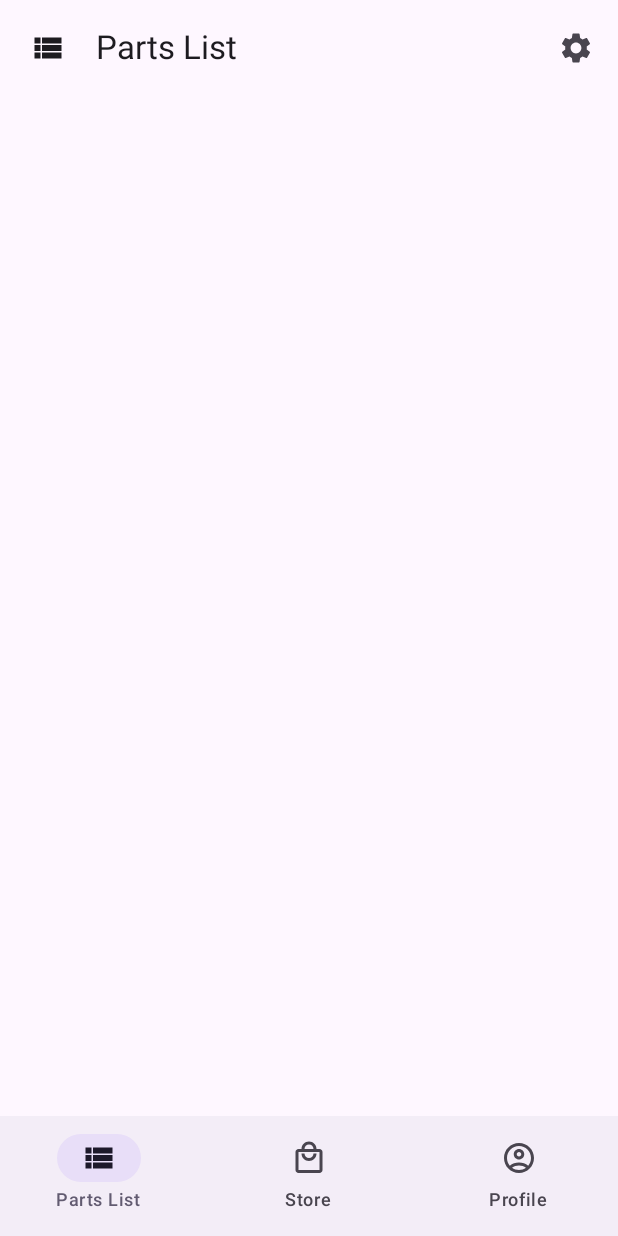
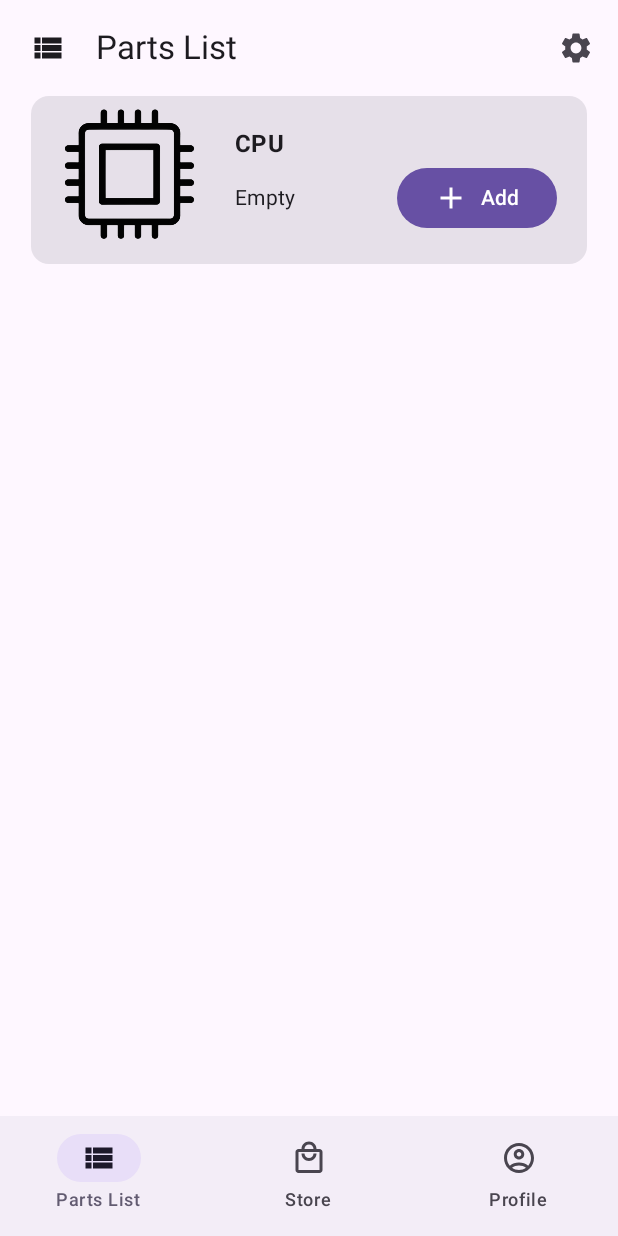
Before and after one commit to CarusoMatteo/PCBuilder, an Android app built with Jetpack Compose: the screen it shows after launch (MainActivity), on a phone screen of 412 x 824 dp. Run offline under Robolectric (Android 15) with nearby library versions, the phone set to English and light mode, and no system bars.

Commit message:
Added the logic to add items to the PartsList only locally Progress on #2.

```diff
--- a/app/src/main/java/com/caruso/pcbuilderproject/accountscreen/ProfileScreen.kt
+++ b/app/src/main/java/com/caruso/pcbuilderproject/accountscreen/ProfileScreen.kt
@@ -14,7 +14,6 @@ import androidx.compose.ui.unit.dp
 import androidx.navigation.NavGraph.Companion.findStartDestination
 import androidx.navigation.NavHostController
 import com.caruso.pcbuilderproject.classes.GlobalData
-import com.caruso.pcbuilderproject.classes.User
 import com.caruso.pcbuilderproject.navigation.BottomBarScreen
 import com.caruso.pcbuilderproject.ui.theme.PCBuilderProjectTheme
 import kotlinx.coroutines.CoroutineScope
@@ -46,7 +45,7 @@ fun ProfileScreen(
             color = MaterialTheme.colorScheme.onBackground
         )
         Button(onClick = {
-            GlobalData.loggedInUser = User()
+            GlobalData.logout()
 
             navController?.navigate(BottomBarScreen.AccountScreen.route) {
                 popUpTo(id = navController.graph.findStartDestination().id)
--- a/app/src/main/java/com/caruso/pcbuilderproject/partslistscreen/CPUPartsListItem.kt
+++ b/app/src/main/java/com/caruso/pcbuilderproject/partslistscreen/CPUPartsListItem.kt
@@ -1,24 +1,142 @@
 package com.caruso.pcbuilderproject.partslistscreen
 
-import androidx.compose.foundation.layout.fillMaxSize
-import androidx.compose.material3.Surface
+import androidx.compose.foundation.Image
+import androidx.compose.foundation.layout.*
+import androidx.compose.material.icons.Icons
+import androidx.compose.material.icons.filled.Add
+import androidx.compose.material.icons.filled.Delete
+import androidx.compose.material3.*
 import androidx.compose.runtime.Composable
+import androidx.compose.ui.Alignment
 import androidx.compose.ui.Modifier
 import androidx.compose.ui.res.painterResource
+import androidx.compose.ui.res.stringResource
+import androidx.compose.ui.text.TextStyle
+import androidx.compose.ui.text.font.FontWeight
 import androidx.compose.ui.tooling.preview.Preview
+import androidx.compose.ui.unit.dp
+import androidx.navigation.NavGraph.Companion.findStartDestination
+import androidx.navigation.NavHostController
 import com.caruso.pcbuilderproject.R
+import com.caruso.pcbuilderproject.R.string.*
 import com.caruso.pcbuilderproject.classes.CPU
 import com.caruso.pcbuilderproject.classes.GlobalData
+import com.caruso.pcbuilderproject.navigation.BottomBarScreen
 import com.caruso.pcbuilderproject.ui.theme.PCBuilderProjectTheme
 
 @Composable
 fun CPUPartsListItem(
-    cpu: CPU? = GlobalData.loggedInUser.cpuSelected
+    modifier: Modifier = Modifier,
+    cpu: CPU? = GlobalData.loggedInUser.cpuSelected,
+    nameSize: TextStyle = MaterialTheme.typography.titleMedium,
+    navController: NavHostController? = null
+) {
+    Card(
+        modifier = modifier,
+    ) {
+        Column(
+            modifier = Modifier.padding(start = 16.dp, end = 0.dp)
+        ) {
+            Row(
+                verticalAlignment = Alignment.CenterVertically
             ) {
                 if (cpu != null) {
-        // Card with details
+                    Image(
+                        painter = cpu.imagePainter,
+                        contentDescription = "CPU Image",
+                        modifier = Modifier.size(100.dp)
+                    )
                 } else {
-        // Card with empty details
+                    Image(
+                        painter = painterResource(id = R.drawable.cpu_placeholder),
+                        contentDescription = "CPU Image",
+                        modifier = Modifier.size(100.dp)
+                    )
+                }
+
+                Column(
+                    modifier = Modifier
+                        .padding(all = 20.dp),
+                    verticalArrangement = Arrangement.SpaceAround
+                ) {
+                    Row(
+                        verticalAlignment = Alignment.CenterVertically
+                    ) {
+                        Box(modifier = Modifier.fillMaxWidth(0.8f)) {
+                            Text(
+                                text = if (cpu != null) {
+                                    cpu.brand + " " + cpu.series + " " + cpu.name
+                                } else {
+                                    stringResource(cpu_Text)
+                                },
+                                style = nameSize,
+                                fontWeight = FontWeight.Bold,
+                                maxLines = 2
+                            )
+                        }
+                    }
+
+                    Row(
+                        verticalAlignment = Alignment.CenterVertically
+                    ) {
+                        Text(
+                            text =
+                            if (cpu != null)
+                                GlobalData.floatToStringChecker(
+                                    number = cpu.price,
+                                    currency = stringResource(currency).toCharArray()[0],
+                                )
+                            else
+                                stringResource(empty_Text),
+                            style = MaterialTheme.typography.bodyMedium
+                        )
+
+                        Spacer(modifier = Modifier.width(5.dp))
+
+                        Box(
+                            modifier = Modifier.fillMaxWidth(),
+                            contentAlignment = Alignment.BottomEnd
+                        ) {
+                            Button(
+                                onClick = {
+                                    if (cpu != null) {
+                                        GlobalData.loggedInUser.cpuSelected = null
+
+                                        navController?.navigate(BottomBarScreen.PartsListScreen.route) {
+                                            popUpTo(id = navController.graph.findStartDestination().id)
+                                            launchSingleTop = true
+                                        }
+                                    } else {
+                                        if (navController != null) {
+                                            GlobalData.changeStoreProductTypeSelected(
+                                                newValue = 1,
+                                                navController = navController
+                                            )
+                                        }
+                                    }
+                                }
+                            ) {
+                                if (cpu != null) {
+                                    Icon(
+                                        imageVector = Icons.Filled.Delete,
+                                        contentDescription = null,
+                                        modifier = Modifier.padding(end = 8.dp)
+                                    )
+                                    Text(text = stringResource(remove_Button))
+                                } else {
+                                    Icon(
+                                        imageVector = Icons.Filled.Add,
+                                        contentDescription = null,
+                                        modifier = Modifier.padding(end = 8.dp)
+                                    )
+                                    Text(text = stringResource(add_Button))
+                                }
+                            }
+                        }
+                    }
+                }
+            }
+        }
     }
 }
 
@@ -26,8 +144,17 @@ fun CPUPartsListItem(
 @Composable
 fun CPUPartsListItemPreview() {
     PCBuilderProjectTheme(darkTheme = true) {
-        Surface(modifier = Modifier.fillMaxSize()) {
+        Surface(modifier = Modifier.fillMaxWidth()) {
+            Column(horizontalAlignment = Alignment.CenterHorizontally) {
                 CPUPartsListItem(
+                    modifier = Modifier.fillMaxWidth(0.9f),
+                    cpu = null
+                )
+
+                Spacer(modifier = Modifier.height(10.dp))
+
+                CPUPartsListItem(
+                    modifier = Modifier.fillMaxWidth(0.9f),
                     cpu = CPU(
                         id = 1,
                         brand = "AMD",
@@ -47,3 +174,4 @@ fun CPUPartsListItemPreview() {
             }
         }
     }
+}
--- a/app/src/main/java/com/caruso/pcbuilderproject/partslistscreen/PartsListScreen.kt
+++ b/app/src/main/java/com/caruso/pcbuilderproject/partslistscreen/PartsListScreen.kt
@@ -7,6 +7,7 @@ import androidx.compose.material.icons.filled.FilterList
 import androidx.compose.material.icons.filled.Settings
 import androidx.compose.material3.*
 import androidx.compose.runtime.*
+import androidx.compose.ui.Alignment
 import androidx.compose.ui.Modifier
 import androidx.compose.ui.input.nestedscroll.nestedScroll
 import androidx.compose.ui.res.stringResource
@@ -77,9 +78,10 @@ fun PartsListScreen(
             modifier = Modifier
                 .fillMaxSize()
                 .padding(paddingValues)
-                .padding(bottom = 80.dp)
+                .padding(bottom = 80.dp),
+            horizontalAlignment = Alignment.CenterHorizontally
         ) {
-
+            CPUPartsListItem(modifier = Modifier.fillMaxWidth(0.9f), navController = navController)
 
             /*
             Box(
--- a/app/src/main/java/com/caruso/pcbuilderproject/storescreen/CPUStoreScreen.kt
+++ b/app/src/main/java/com/caruso/pcbuilderproject/storescreen/CPUStoreScreen.kt
@@ -27,6 +27,7 @@ fun CPUScoreScreen(
     filterCardHidden: MutableState<Boolean>,
     filterDialogOpen: MutableState<Boolean>,
     navController: NavHostController? = null,
+    snackbarHostState: SnackbarHostState? = null,
     cpus: MutableList<CPU>
 ) {
     Column(
@@ -107,7 +108,9 @@ fun CPUScoreScreen(
                 CPUProductCard(
                     modifier = Modifier.fillMaxWidth(0.9f),
                     nameSize = MaterialTheme.typography.titleMedium,
-                    product = item
+                    cpu = item,
+                    navController = navController,
+                    snackbarHostState = snackbarHostState
                 )
 
                 Spacer(modifier = Modifier.height(10.dp))
--- a/app/src/main/java/com/caruso/pcbuilderproject/storescreen/StoreScreen.kt
+++ b/app/src/main/java/com/caruso/pcbuilderproject/storescreen/StoreScreen.kt
@@ -88,6 +88,7 @@ fun StoreScreen(
                 filterCardHidden = filterCardHidden,
                 filterDialogOpen = filterDialogOpen,
                 navController = navController,
+                snackbarHostState = snackbarHostState,
                 cpus = mutableListOf(
                     CPU(
                         id = 1,
@@ -122,7 +123,7 @@ fun StoreScreen(
                 )
             )
 
-            2 -> MotherboardStoreScreen(paddingValues = paddingValues)
+            2 -> GenericStoreScreen(paddingValues = paddingValues)
 
             else -> {
                 Box(
--- a/app/src/main/res/values/strings.xml
+++ b/app/src/main/res/values/strings.xml
@@ -73,4 +73,8 @@
     <string name="brand_Text">Brand</string>
     <string name="series_Text">Series</string>
     <string name="copiedLink_Button">Copied link!</string>
+    <string name="cpu_Text">CPU</string>
+    <string name="empty_Text">Empty</string>
+    <string name="remove_Button">Remove</string>
+    <string name="please_login_first_Message">Please login first.</string>
 </resources>
```
Also changed, not shown: app/src/main/java/com/caruso/pcbuilderproject/classes/GlobalData.kt (+35 -1 lines), app/src/main/java/com/caruso/pcbuilderproject/classes/ServerFunctions.kt (+17 -5 lines), app/src/main/java/com/caruso/pcbuilderproject/classes/User.kt (+11 -0 lines), app/src/main/java/com/caruso/pcbuilderproject/storescreen/CPUProductCard.kt (+39 -8 lines), app/src/main/java/com/caruso/pcbuilderproject/storescreen/GenericProductCard.kt (renamed from app/src/main/java/com/caruso/pcbuilderproject/storescreen/MotherboardProductCard.kt, +20 -14 lines), app/src/main/java/com/caruso/pcbuilderproject/storescreen/GenericStoreScreen.kt (renamed from app/src/main/java/com/caruso/pcbuilderproject/storescreen/MotherboardStoreScreen.kt, +5 -6 lines), 1 other file. Lines whose indentation alone changed are shown as unchanged.
